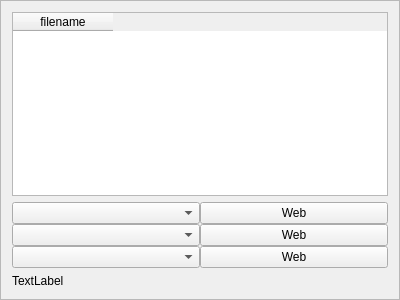
Old version of the form Source/GUI/Qt/sheetview.ui in the repository beppec56/MediaInfo-git_svn.
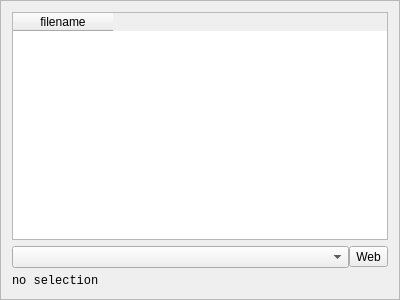
New version of the form.

The edit to the form file:
```diff
--- a/Source/GUI/Qt/sheetview.ui
+++ b/Source/GUI/Qt/sheetview.ui
@@ -22,6 +22,18 @@
   <layout class="QVBoxLayout" name="verticalLayout">
    <item>
     <widget class="QTableWidget" name="tableWidget">
+     <property name="editTriggers">
+      <set>QAbstractItemView::NoEditTriggers</set>
+     </property>
+     <property name="alternatingRowColors">
+      <bool>true</bool>
+     </property>
+     <property name="selectionMode">
+      <enum>QAbstractItemView::SingleSelection</enum>
+     </property>
+     <property name="selectionBehavior">
+      <enum>QAbstractItemView::SelectRows</enum>
+     </property>
      <column>
       <property name="text">
        <string>filename</string>
@@ -30,35 +42,15 @@
     </widget>
    </item>
    <item>
-    <layout class="QGridLayout" name="gridLayout_2">
+    <layout class="QHBoxLayout" name="horizontalLayout">
      <property name="spacing">
       <number>0</number>
      </property>
-     <item row="0" column="0">
-      <widget class="QComboBox" name="comboBox_2"/>
+     <item>
+      <widget class="QComboBox" name="comboBox"/>
      </item>
-     <item row="0" column="1">
-      <widget class="QPushButton" name="pushButton_3">
-       <property name="text">
-        <string>Web</string>
-       </property>
-      </widget>
-     </item>
-     <item row="1" column="0">
-      <widget class="QComboBox" name="comboBox_5"/>
-     </item>
-     <item row="1" column="1">
-      <widget class="QPushButton" name="pushButton_4">
-       <property name="text">
-        <string>Web</string>
-       </property>
-      </widget>
-     </item>
-     <item row="2" column="0">
-      <widget class="QComboBox" name="comboBox_4"/>
-     </item>
-     <item row="2" column="1">
-      <widget class="QPushButton" name="pushButton_2">
+     <item>
+      <widget class="QToolButton" name="toolButton">
        <property name="text">
         <string>Web</string>
        </property>
@@ -68,8 +60,13 @@
    </item>
    <item>
     <widget class="QLabel" name="label">
+     <property name="font">
+      <font>
+       <family>Monospace</family>
+      </font>
+     </property>
      <property name="text">
-      <string>TextLabel</string>
+      <string>no selection</string>
      </property>
     </widget>
    </item>
```
